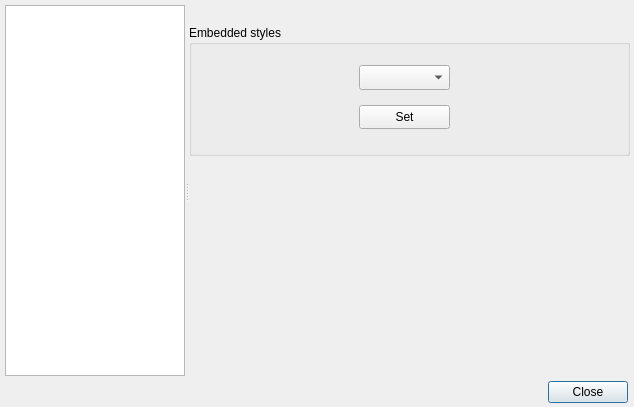
Qt form ui/options.ui (gitter-badger/simplechatclient) before a commit.
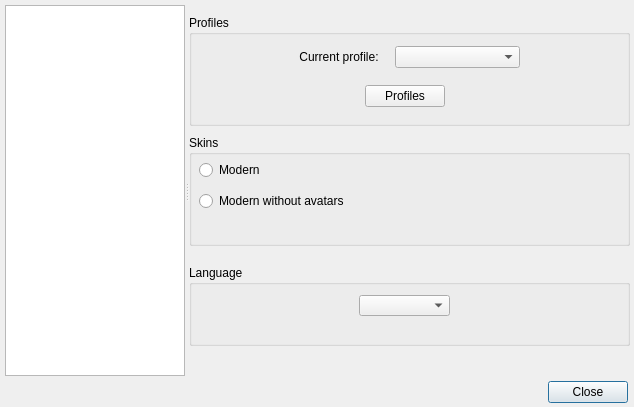
The same form after that commit. The open tabs and pages were chosen to show the change. Icons and pictures are not drawn.

What changed in the file:
```diff
--- a/ui/options.ui
+++ b/ui/options.ui
@@ -952,44 +952,6 @@
       </widget>
      </widget>
     </widget>
-    <widget class="QWidget" name="page_5">
-     <widget class="QGroupBox" name="groupBox_embedded_styles">
-      <property name="geometry">
-       <rect>
-        <x>0</x>
-        <y>20</y>
-        <width>441</width>
-        <height>131</height>
-       </rect>
-      </property>
-      <property name="title">
-       <string>Embedded styles</string>
-      </property>
-      <widget class="QComboBox" name="comboBox_embedded_styles">
-       <property name="geometry">
-        <rect>
-         <x>170</x>
-         <y>40</y>
-         <width>91</width>
-         <height>25</height>
-        </rect>
-       </property>
-      </widget>
-      <widget class="QPushButton" name="pushButton_set_embedded_style">
-       <property name="geometry">
-        <rect>
-         <x>170</x>
-         <y>80</y>
-         <width>91</width>
-         <height>24</height>
-        </rect>
-       </property>
-       <property name="text">
-        <string>Set</string>
-       </property>
-      </widget>
-     </widget>
-    </widget>
     <widget class="QWidget" name="page_6">
      <widget class="QGroupBox" name="groupBox_sounds">
       <property name="geometry">
```
